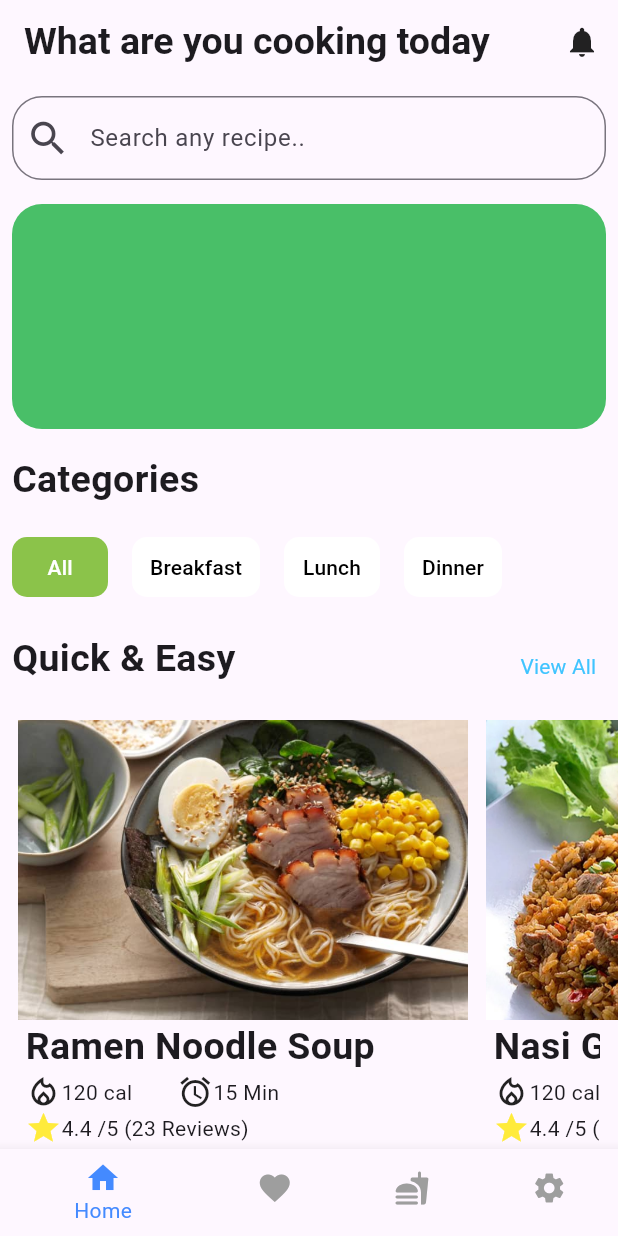
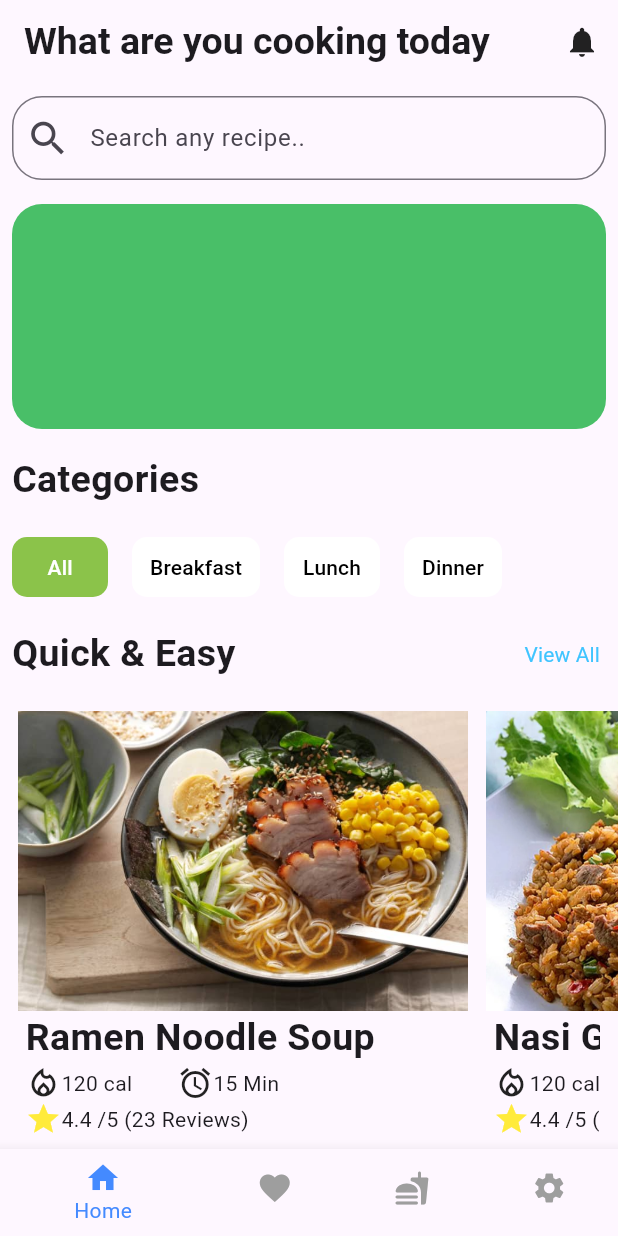
Before and after one commit to erde123/aplikasi_flutter_ui_clone, a Flutter app: the screen it shows after launch, on a phone screen of 412 x 824 dp. Run offline on Flutter 3.47's test engine with Material 3 defaults, Android fonts, the phone set to English and light mode, and no system bars; missing offline and left inert: auto_height_grid_view, dynamic_height_grid_view.

Commit message:
Update responsive

```diff
--- a/lib/home_page.dart
+++ b/lib/home_page.dart
@@ -131,8 +131,10 @@ class MyApp extends StatelessWidget {
                     style: TextStyle(fontSize: 25, fontWeight: FontWeight.bold),
                   ),
                 ),
-                Row(
-                  crossAxisAlignment: CrossAxisAlignment.start,
+                SingleChildScrollView(
+                  scrollDirection: Axis.horizontal,
+                  child: Row(
+                    mainAxisAlignment: MainAxisAlignment.spaceBetween,
                     children: <Widget>[
                       Padding(
                         padding: const EdgeInsets.all(8.0),
@@ -192,7 +194,14 @@ class MyApp extends StatelessWidget {
                       ),
                     ],
                   ),
+                ),
+                SingleChildScrollView(
+                  scrollDirection: Axis.vertical,
+                  child: Column(
+                    children: [
                       Row(
+                        mainAxisAlignment: MainAxisAlignment.spaceBetween,
+                        // spacing: 170,
                         children: [
                           Padding(
                             padding: const EdgeInsets.all(8.0),
@@ -202,14 +211,12 @@ class MyApp extends StatelessWidget {
                                   fontSize: 25, fontWeight: FontWeight.bold),
                             ),
                           ),
-                    Padding(
-                      padding: const EdgeInsets.only(left: 170.0, top: 10.0),
-                      child: TextButton(
+                          TextButton(
                             style: TextButton.styleFrom(
                               foregroundColor: Colors.lightBlueAccent,
                             ),
                             onPressed: () {
-                          Navigator.pushReplacement(context,
+                              Navigator.push(context,
                                   MaterialPageRoute(builder: (context) {
                                     return MenuApp();
                                   }));
@@ -218,7 +225,6 @@ class MyApp extends StatelessWidget {
                               "View All",
                               style: TextStyle(
                                   fontSize: 14, fontWeight: FontWeight.w400),
-                        ),
                             ),
                           ),
                         ],
@@ -230,13 +236,17 @@ class MyApp extends StatelessWidget {
                             child: ListView.separated(
                               scrollDirection: Axis.horizontal,
                               itemCount: foodItems.length,
-                        separatorBuilder: (BuildContext context, _) => SizedBox(
+                              separatorBuilder: (BuildContext context, _) =>
+                                  SizedBox(
                                     width: 12,
                                   ),
                               itemBuilder: (BuildContext context, int index) =>
                                   buildCard(item: foodItems[index]),
                             )),
                       )
+                    ],
+                  ),
+                ),
               ],
             ),
           ),
@@ -264,6 +274,7 @@ class MyApp extends StatelessWidget {
       ),
     );
   }
+
   Widget buildCard({required FoodItem item}) {
     return Container(
       width: 300,
--- a/lib/menu_page.dart
+++ b/lib/menu_page.dart
@@ -3,6 +3,8 @@
 import 'package:aplikasi_flutter/detail_menu_page.dart';
 import 'package:aplikasi_flutter/home_page.dart';
 import 'package:flutter/material.dart';
+import 'package:dynamic_height_grid_view/dynamic_height_grid_view.dart';
+import 'package:auto_height_grid_view/auto_height_grid_view.dart';
 
 void main() => runApp(const MenuApp());
 
@@ -85,10 +87,7 @@ class MenuApp extends StatelessWidget {
           backgroundColor: Colors.white60,
           leading: IconButton(
               onPressed: () {
-                Navigator.pushReplacement(context,
-                    MaterialPageRoute(builder: (context) {
-                  return MyApp();
-                }));
+                Navigator.pop(context);
               },
               icon: Icon(
                 Icons.arrow_back_ios_new,
@@ -111,15 +110,28 @@ class MenuApp extends StatelessWidget {
       body: SafeArea(
         child: Padding(
           padding: const EdgeInsets.all(8.0),
-          child: GridView.builder(
-            gridDelegate: const SliverGridDelegateWithMaxCrossAxisExtent(
-                maxCrossAxisExtent: 200,
-                childAspectRatio: 0.95/1.05,
-                crossAxisSpacing: 10,
-                mainAxisSpacing: 10),
+          child: AutoHeightGridView(
             itemCount: foodItems.length,
-            itemBuilder: (BuildContext context, int index) => buildCard(context,item: foodItems[index]),
+            crossAxisCount: 2,
+            builder: (context, index)
+            => buildCard(context, item: foodItems[index]),
           ),
+
+          // child: DynamicHeightGridView(
+          //   itemCount: foodItems.length,
+          //   crossAxisCount: 2,
+          //   builder: (context, index) =>
+          //     buildCard(context, item: foodItems[index]),
+          // ),
+          // child: GridView.builder(
+          //   gridDelegate: const SliverGridDelegateWithMaxCrossAxisExtent(
+          //       maxCrossAxisExtent: 200,
+          //       childAspectRatio: 0.95/1.05,
+          //       crossAxisSpacing: 10,
+          //       mainAxisSpacing: 10),
+          //   itemCount: foodItems.length,
+          //   itemBuilder: (BuildContext context, int index) => buildCard(context,item: foodItems[index]),
+          // ),
         ),
       ),
     ));
@@ -149,25 +161,30 @@ class MenuApp extends StatelessWidget {
           Row(
             children: [
               SizedBox(width: 5),
-              Text(
+              Expanded(
+                child: Text(
                   item.name,
-                style: TextStyle(fontSize: 18, fontWeight: FontWeight.bold),
+                  style: TextStyle(fontSize: 18, fontWeight: FontWeight.bold), maxLines: 2, overflow: TextOverflow.ellipsis,
+                ),
               ),
             ],
           ),
-          Row(
+          Align(
+            alignment: Alignment.centerLeft,
+            child: Wrap(
               children: [
-              SizedBox(width: 5),
                 Icon(Icons.local_fire_department_outlined),
                 Text(item.calories),
-              SizedBox(width: 30),
+                SizedBox(width: 10),
                 Icon(Icons.access_alarm),
                 Text(item.time),
               ],
             ),
-          Row(
+          ),
+          Align(
+            alignment: Alignment.centerLeft,
+            child: Wrap(
               children: [
-              SizedBox(width: 5),
                 Icon(
                   Icons.star,
                   color: Colors.yellow,
@@ -175,6 +192,7 @@ class MenuApp extends StatelessWidget {
                 Text('${item.rating} /5 (${item.review} Reviews)'),
               ],
             ),
+          ),
         ],
       ),
     );
--- a/pubspec.yaml
+++ b/pubspec.yaml
@@ -30,11 +30,11 @@ environment:
 dependencies:
   flutter:
     sdk: flutter
-
-
   # The following adds the Cupertino Icons font to your application.
   # Use with the CupertinoIcons class for iOS style icons.
   cupertino_icons: ^1.0.2
+  dynamic_height_grid_view: ^0.0.4
+  auto_height_grid_view:
 
 dev_dependencies:
   flutter_test:
```
Also changed, not shown: pubspec.lock. Lines whose indentation alone changed are shown as unchanged.
